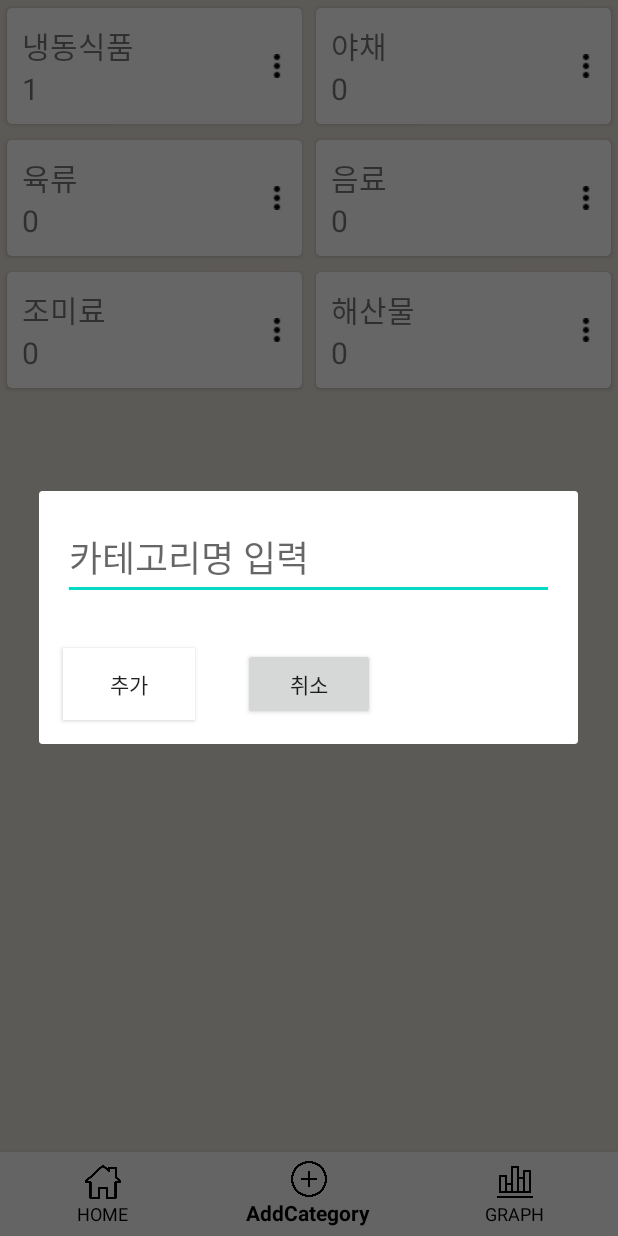
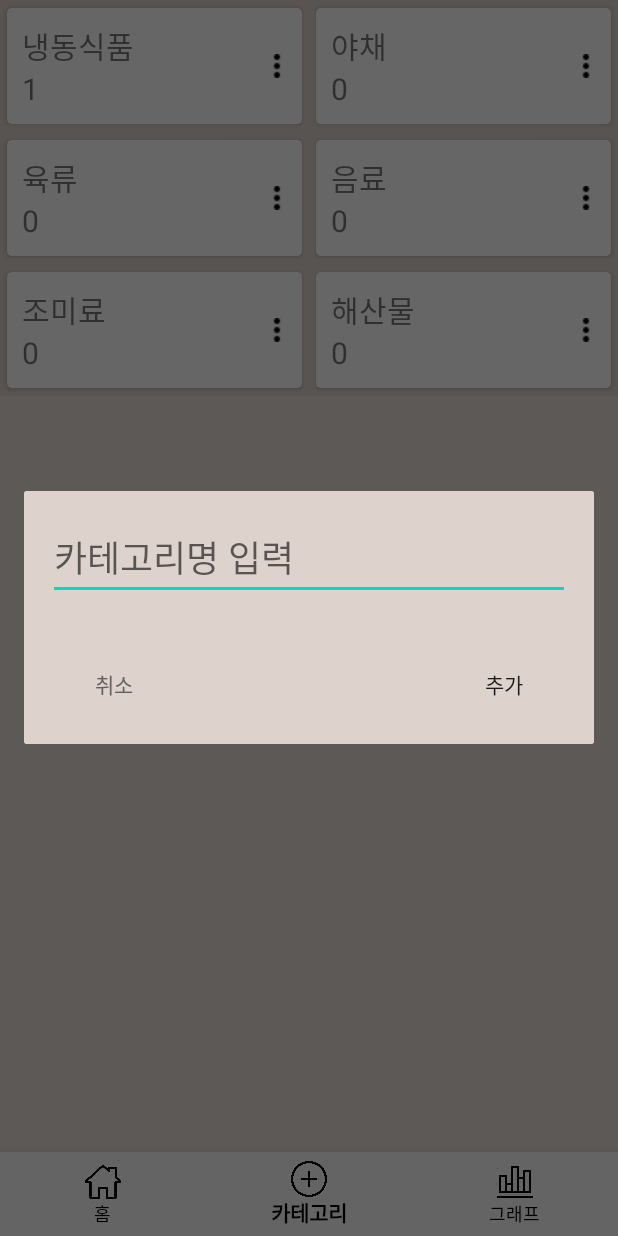
Before and after one commit to skyqnaqna/Capstone2020, an Android app: the su_CategoryActivity screen opened directly, with no data from a screen before it, item 2 of the bottom bar chosen, on a phone screen of 412 x 824 dp. Run offline under Robolectric (Android 15) with nearby library versions, the phone set to English and light mode, and no system bars.

Commit message:
바코드 갤러리 이미지 변경, category_add_box 변경, bottom버튼 영어 → 한글로 변경, 색 변경

```diff
--- a/app/src/main/res/layout/category_add_box.xml
+++ b/app/src/main/res/layout/category_add_box.xml
@@ -17,23 +17,31 @@
 
     <LinearLayout
         android:layout_width="match_parent"
-        android:layout_height="match_parent"
+        android:layout_height="wrap_content"
         android:orientation="horizontal">
+
+        <Button
+            android:id="@+id/add_cancel_btn"
+            android:layout_width="wrap_content"
+            android:layout_height="wrap_content"
+            android:layout_margin="16dp"
+            android:background="@drawable/button"
+            android:text="취소"
+            android:textColor="#616161"/>
+
+        <View
+            android:layout_width="0dp"
+            android:layout_height="0dp"
+            android:layout_weight="1" />
 
         <Button
             android:id="@+id/add_ok_btn"
             android:layout_width="wrap_content"
             android:layout_height="wrap_content"
             android:layout_margin="16dp"
-            android:background="#FFFFFF"
-            android:text="추가" />
-
-        <Button
-            android:id="@+id/add_cancel_btn"
-            android:layout_width="wrap_content"
-            android:layout_height="wrap_content"
-            android:layout_margin="16dp"
-            android:text="취소" />
+            android:text="추가"
+            android:background="@drawable/button"
+            />
 
     </LinearLayout>
 
--- a/app/src/main/res/menu/graph_bottom.xml
+++ b/app/src/main/res/menu/graph_bottom.xml
@@ -3,18 +3,18 @@
     <item
         android:id="@+id/category"
         android:icon="@drawable/category"
-        android:title="CATEGORY"
+        android:title="카테고리"
         />
 
     <item
         android:id="@+id/addCategory"
         android:icon="@drawable/add"
-        android:title="AddCategory"
+        android:title="카테고리"
         />
 
     <item
         android:id="@+id/home"
         android:icon="@drawable/home"
-        android:title="HOME"
+        android:title="홈"
         />
 </menu>
--- a/app/src/main/res/menu/main_bottom.xml
+++ b/app/src/main/res/menu/main_bottom.xml
@@ -4,17 +4,17 @@
         android:id="@+id/category"
         android:checked="false"
         android:icon="@drawable/category"
-        android:title="CATEGORY" />
+        android:title="카테고리" />
 
     <item
         android:id="@+id/addProduct"
         android:checked="false"
         android:icon="@drawable/add"
-        android:title="AddProduct" />
+        android:title="제품" />
 
     <item
         android:id="@+id/graph"
         android:checked="false"
         android:icon="@drawable/graph"
-        android:title="GRAPH" />
+        android:title="그래프" />
 </menu>
--- a/app/src/main/res/menu/su_category_bottom.xml
+++ b/app/src/main/res/menu/su_category_bottom.xml
@@ -3,18 +3,18 @@
     <item
         android:id="@+id/home"
         android:icon="@drawable/home"
-        android:title="HOME"
+        android:title="홈"
         />
 
     <item
         android:id="@+id/addCategory"
         android:icon="@drawable/add"
-        android:title="AddCategory"
+        android:title="카테고리"
         />
 
     <item
         android:id="@+id/graph"
         android:icon="@drawable/graph"
-        android:title="GRAPH"
+        android:title="그래프"
         />
 </menu>
--- a/app/src/main/res/values/colors.xml
+++ b/app/src/main/res/values/colors.xml
@@ -1,8 +1,8 @@
 <?xml version="1.0" encoding="utf-8"?>
 <resources>
-    <color name="colorPrimary">#EED6D0</color>
-    <color name="colorPrimaryDark">#E6DFD8</color>
+    <color name="colorPrimary">#EED6C0</color>
+    <color name="colorPrimaryDark">#bdbdbd</color>
     <color name="colorAccent">#03DAC5</color>
-    <color name="colorBackground">#EEE6DFD8</color>
-    <color name="colorBox"></color>
+    <color name="colorBackground">#E6DFD8</color>
+    <color name="colorBox">#DED3CC</color>
 </resources>
```
Also changed, not shown: app/src/main/res/layout/activity_add.xml (+8 -8 lines).
